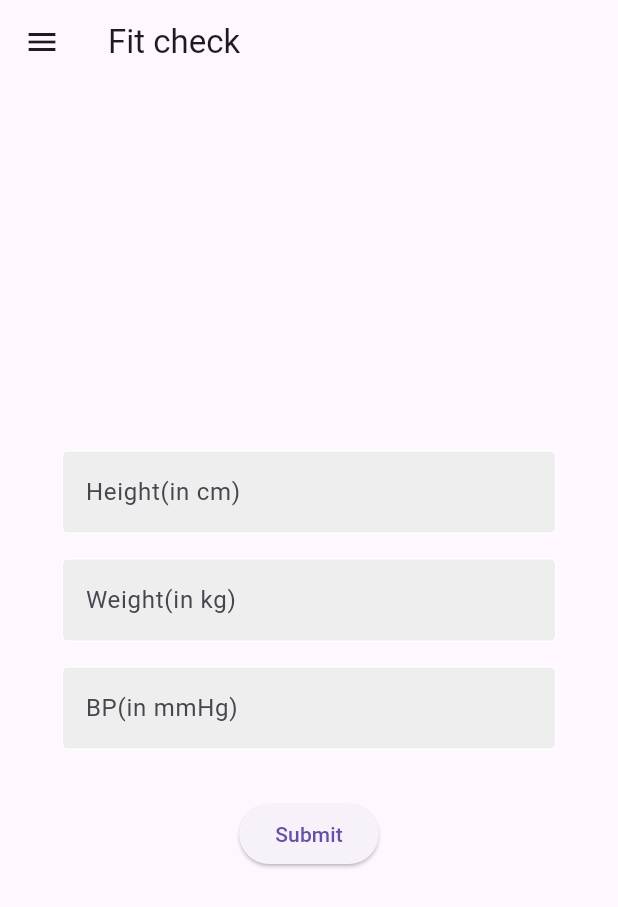
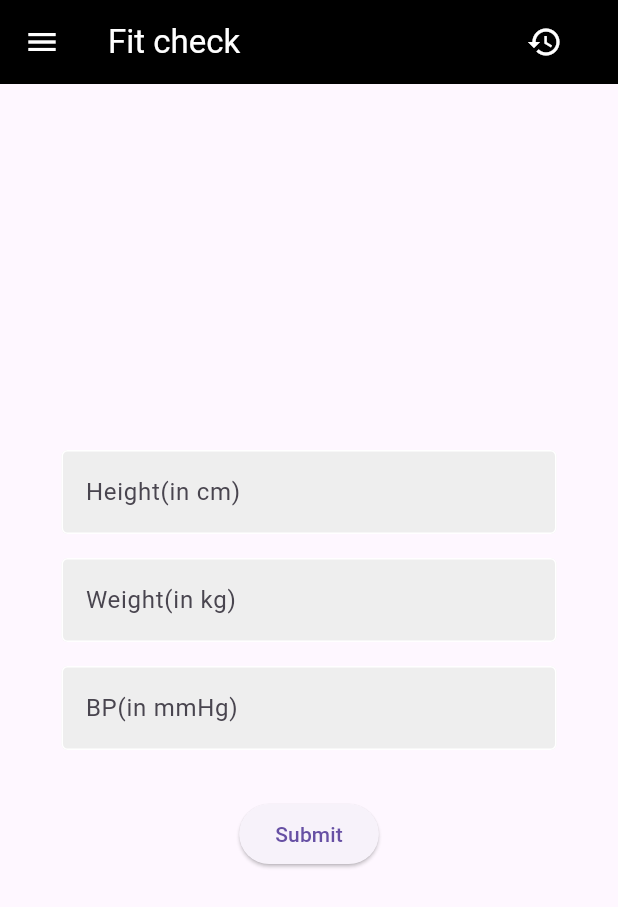
Before and after one commit to mroggy123/Fit-Check-App, a Flutter app: the FitCheck screen opened directly, on a phone screen of 412 x 824 dp. Shown: the top 907 px of the screen. Run offline on Flutter 3.47's test engine with Material 3 defaults, Android fonts, the phone set to English and light mode, and no system bars; our stand-ins replace shared_preferences, table_calendar; accounts and stored records are empty.

Commit message:
History (calendar added)

```diff
--- a/proj/lib/fit_check.dart
+++ b/proj/lib/fit_check.dart
@@ -1,5 +1,6 @@
 import 'package:flutter/material.dart';
 import 'package:proj/components/my_textfield.dart';
+import 'package:proj/history_page.dart';
 
 class FitCheck extends StatelessWidget {
   FitCheck({super.key});
@@ -12,7 +13,26 @@ class FitCheck extends StatelessWidget {
   Widget build(BuildContext context) {
     return Scaffold(
       appBar: AppBar(
-        title: const Text('Fit check'),
+        title: const Text('Fit check', style: TextStyle(color: Colors.white)),
+        backgroundColor: Colors.black,
+        iconTheme: IconThemeData(color: Colors.white),
+        actions: [
+          Padding(
+            padding: const EdgeInsets.only(right: 25.0), // Adjust the padding as needed
+            child: IconButton(
+              icon: Icon(Icons.history),
+              onPressed: () {
+                // Add your history functionality here
+
+
+                Navigator.push(
+                  context,
+                  MaterialPageRoute(builder: (context) => const HistoryPage()),
+                );
+              },
+            ),
+          ),
+        ],
       ),
       drawer: Drawer(
         child: ListView(
--- a/proj/lib/main.dart
+++ b/proj/lib/main.dart
@@ -1,4 +1,5 @@
 import 'package:flutter/material.dart';
+import 'package:proj/fit_check.dart';
 import 'package:proj/login_page.dart';
 
 void main() {
--- a/proj/pubspec.yaml
+++ b/proj/pubspec.yaml
@@ -30,6 +30,7 @@ environment:
 dependencies:
   flutter:
     sdk: flutter
+  table_calendar: ^3.0.8
 
 
   # The following adds the Cupertino Icons font to your application.
```
Also changed, not shown: proj/lib/history_page.dart (added, +67 -0 lines), proj/pubspec.lock.
